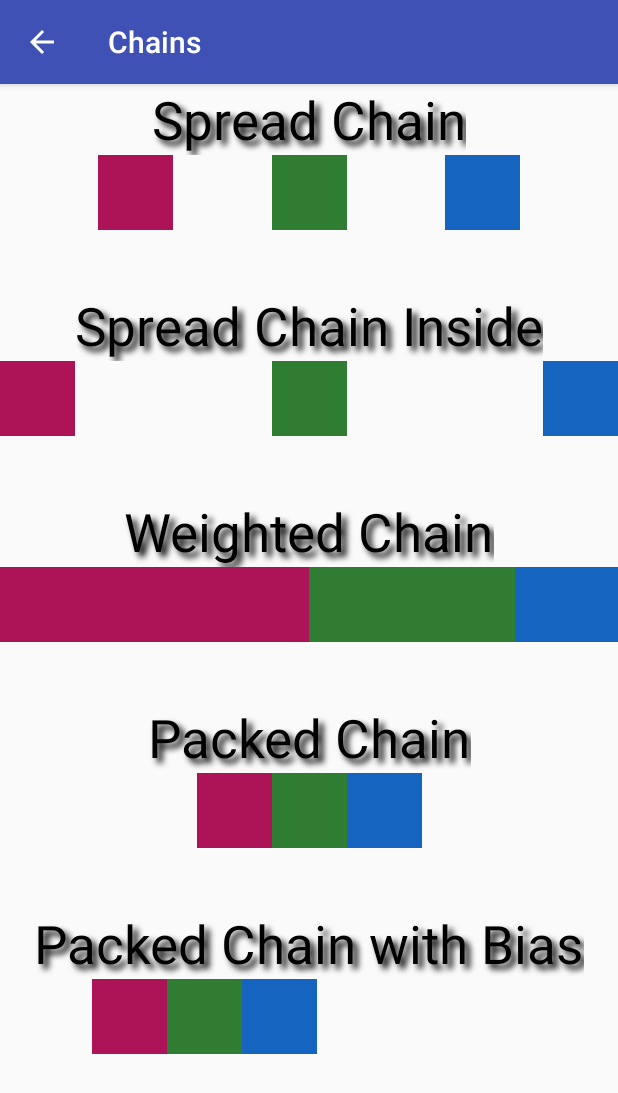
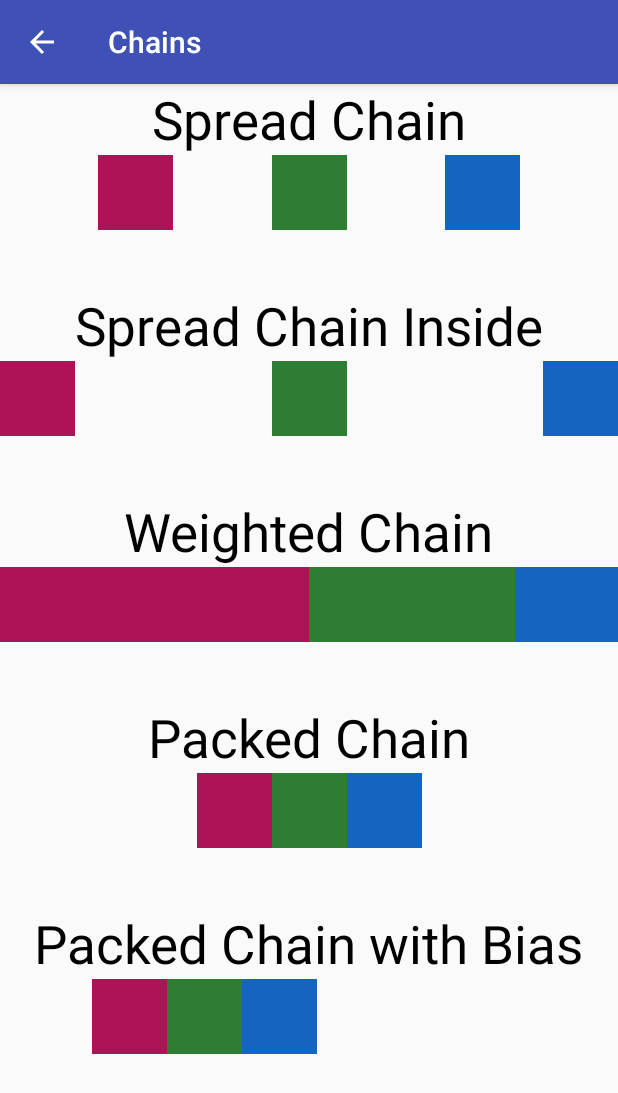
Before and after one commit to markwu3000/ConstraintLayoutExamples, an Android app: the A13_Chains screen opened through its navigation route, on a phone screen of 412 x 824 dp. Shown: the top 1093 px of the screen. Run offline under Robolectric (Android 15) with nearby library versions, the phone set to English and light mode, and no system bars; our stand-ins replace RxJava; libraries missing offline, so code that uses them is left out: com.jakewharton.rxbinding2; 1 statement that could not run was skipped.

Commit message:
fix text on chains example

```diff
--- a/app/src/main/res/layout/a13_chains.xml
+++ b/app/src/main/res/layout/a13_chains.xml
@@ -15,7 +15,7 @@
 
         <TextView
             android:id="@+id/chain_spread_text"
-            style="@style/big_text"
+            style="@style/chain_text"
             android:layout_width="wrap_content"
             android:layout_height="wrap_content"
             android:text="@string/chain_spread"
@@ -60,7 +60,7 @@
 
         <TextView
             android:id="@+id/chain_spread_inside_text"
-            style="@style/big_text"
+            style="@style/chain_text"
             android:layout_width="wrap_content"
             android:layout_height="wrap_content"
             android:layout_marginTop="@dimen/top_margin"
@@ -106,7 +106,7 @@
 
         <TextView
             android:id="@+id/chain_weighted_text"
-            style="@style/big_text"
+            style="@style/chain_text"
             android:layout_width="wrap_content"
             android:layout_height="wrap_content"
             android:layout_marginTop="@dimen/top_margin"
@@ -155,7 +155,7 @@
 
         <TextView
             android:id="@+id/chain_packed"
-            style="@style/big_text"
+            style="@style/chain_text"
             android:layout_width="wrap_content"
             android:layout_height="wrap_content"
             android:layout_marginTop="@dimen/top_margin"
@@ -201,7 +201,7 @@
 
         <TextView
             android:id="@+id/chain_packed_bias"
-            style="@style/big_text"
+            style="@style/chain_text"
             android:layout_width="wrap_content"
             android:layout_height="wrap_content"
             android:layout_marginTop="@dimen/top_margin"
--- a/app/src/main/res/values/styles.xml
+++ b/app/src/main/res/values/styles.xml
@@ -28,6 +28,12 @@
         <item name="android:textSize">@dimen/big_text</item>
     </style>
 
+    <style name="chain_text">
+        <item name="android:textSize">@dimen/big_text</item>
+        <item name="android:textColor">@color/black</item>
+    </style>
+
+
     <style name="contents_item" parent="white_on_black_shadow_text">
         <item name="android:textSize">@dimen/medium_text</item>
         <item name="android:layout_marginTop">@dimen/content_item_top_margin</item>
```
